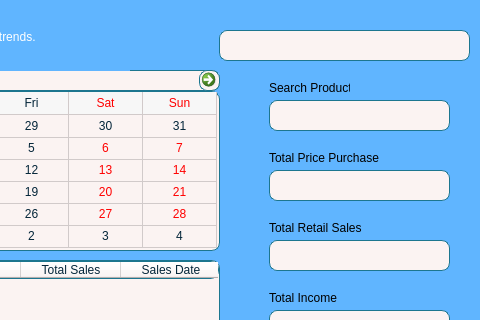
Old version of the form ui/sales_history.ui in the repository CristobalAlex/AppDev-Project-DailySalesTracker-BSIT22A2; both pictures show x 401 to 881 and y 0 to 320 of the 881 by 486 pixel window.
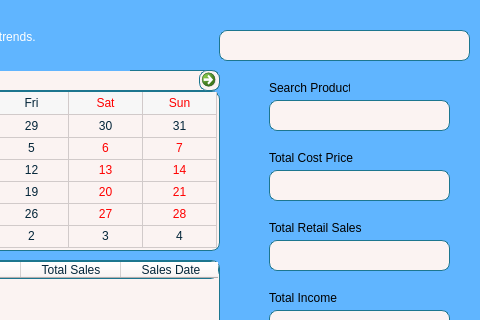
New version of the form.

Commit message: change cost price sales

```diff
--- a/ui/sales_history.ui
+++ b/ui/sales_history.ui
@@ -227,7 +227,7 @@
      </rect>
     </property>
     <property name="text">
-     <string>&lt;html&gt;&lt;head/&gt;&lt;body&gt;&lt;p&gt;Total Price Purchase&lt;/p&gt;&lt;/body&gt;&lt;/html&gt;</string>
+     <string>&lt;html&gt;&lt;head/&gt;&lt;body&gt;&lt;p&gt;Total Cost Price&lt;/p&gt;&lt;/body&gt;&lt;/html&gt;</string>
     </property>
    </widget>
    <widget class="QLineEdit" name="searchHistory">
```
